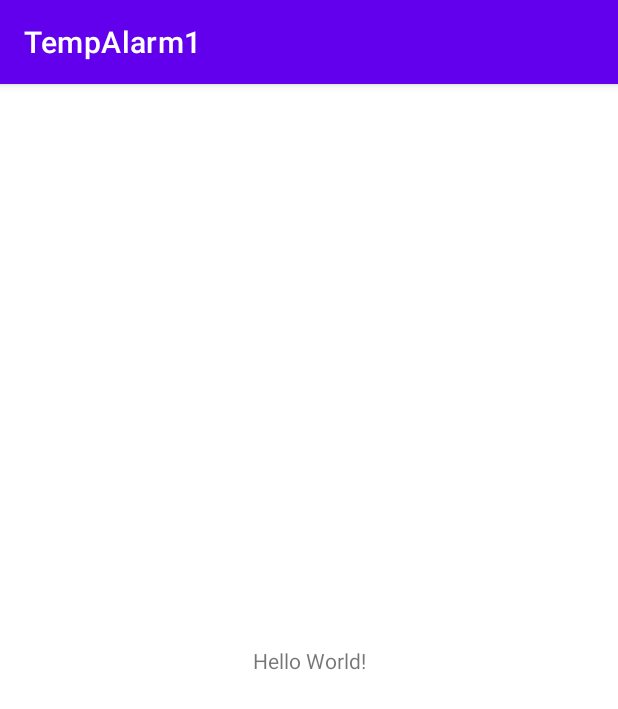
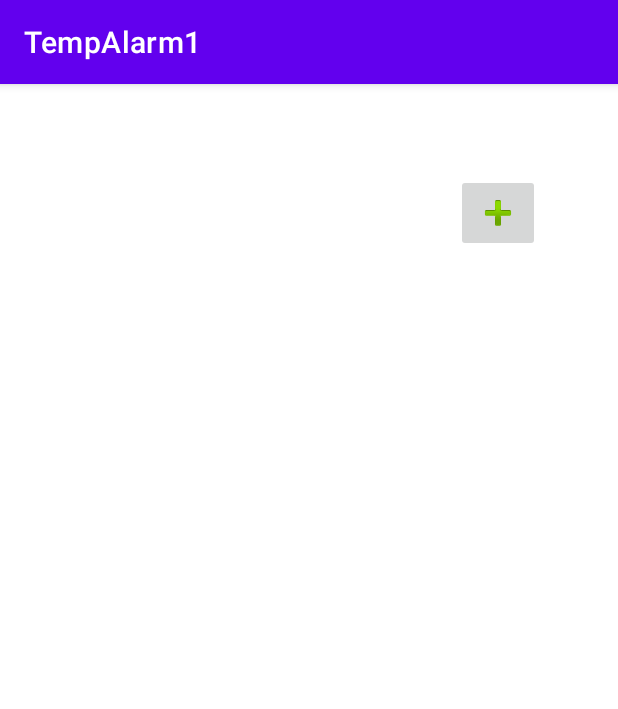
Before and after one commit to Tinker42/TempAlarm1, an Android app: the screen it shows after launch (MainActivity), on a phone screen of 412 x 824 dp. Shown: the top 709 px of the screen. Run offline under Robolectric (Android 15) with nearby library versions, the phone set to English and light mode, and no system bars.

Commit message:
Added zipTextView & Button to activity_main.xml

```diff
--- a/app/src/main/res/layout/activity_main.xml
+++ b/app/src/main/res/layout/activity_main.xml
@@ -7,12 +7,28 @@
     tools:context=".MainActivity">
 
     <TextView
+        android:id="@+id/zipTextView"
+        android:layout_width="132dp"
+        android:layout_height="wrap_content"
+        tools:text="ZIPCODE"
+        android:textSize="32dp"
+        app:layout_constraintLeft_toLeftOf="parent"
+        app:layout_constraintRight_toRightOf="parent"
+        android:layout_marginTop="64dp"
+
+        app:layout_constraintTop_toTopOf="parent"
+        app:layout_constraintVertical_bias="0.814"
+        />
+
+    <androidx.appcompat.widget.AppCompatImageButton
         android:layout_width="wrap_content"
         android:layout_height="wrap_content"
-        android:text="Hello World!"
-        app:layout_constraintBottom_toBottomOf="parent"
-        app:layout_constraintEnd_toEndOf="parent"
-        app:layout_constraintStart_toStartOf="parent"
-        app:layout_constraintTop_toTopOf="parent" />
+
+        app:layout_constraintStart_toEndOf="@id/zipTextView"
+        android:layout_marginLeft="32dp"
+        app:layout_constraintTop_toTopOf="@id/zipTextView"
+        app:layout_constraintBottom_toBottomOf="@id/zipTextView"
+        app:srcCompat="@android:drawable/ic_input_add"
+        />
 
 </androidx.constraintlayout.widget.ConstraintLayout>
```
